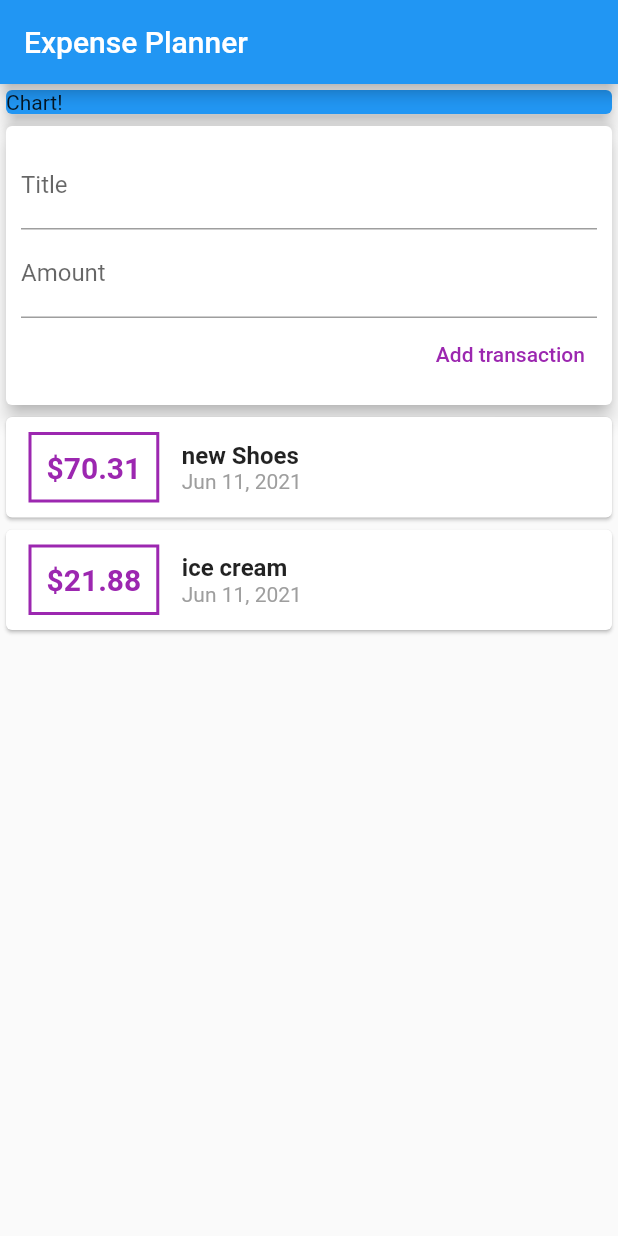
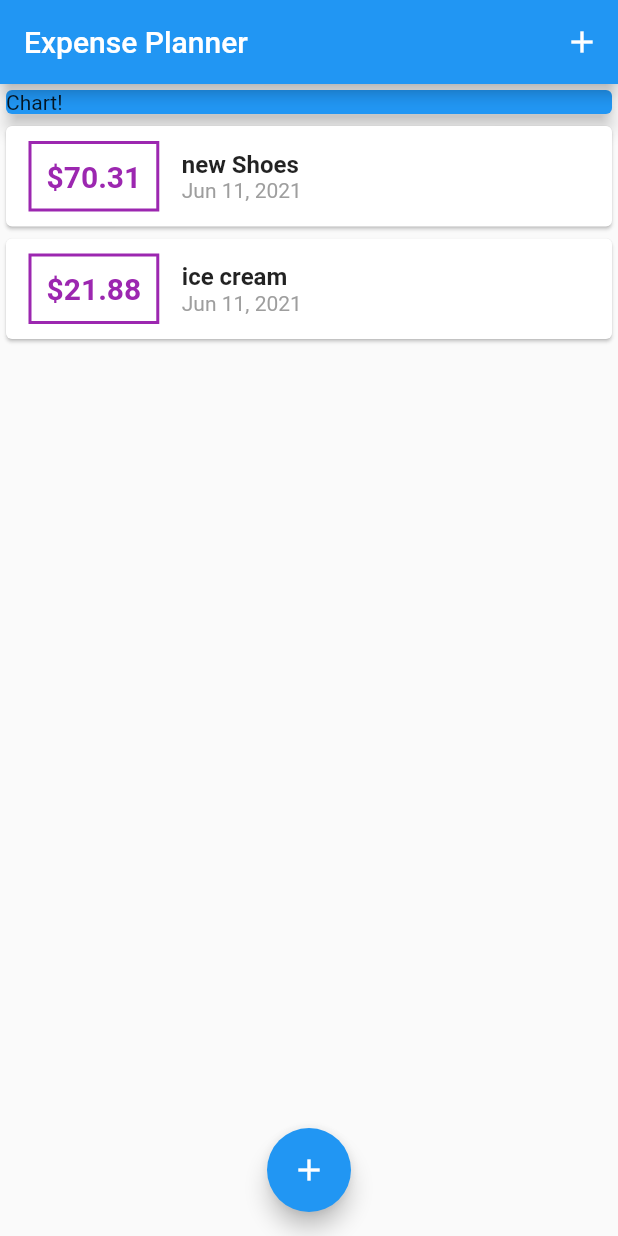
Before and after one commit to jamil-qn/expense-planner-flutter-app, a Flutter app: the screen it shows after launch, on a phone screen of 412 x 824 dp. Run offline on Flutter 3.47's test engine with Material 2 defaults, Android fonts, the phone set to English and light mode, and no system bars.

Commit message:
show transaction input in modal when press add button

```diff
--- a/lib/main.dart
+++ b/lib/main.dart
@@ -1,5 +1,7 @@
 import 'package:flutter/material.dart';
-import './widgets/user_transaction.dart';
+import './widgets/transaction_list.dart';
+import './widgets/new_transaction.dart';
+import './models/transaction.dart';
 
 void main() => runApp(MyApp());
 
@@ -13,17 +15,56 @@ class MyApp extends StatelessWidget {
   }
 }
 
-class MyHomePage extends StatelessWidget {
+class MyHomePage extends StatefulWidget {
   // String titleInput = '';
   // String amountInput = '';
-  final titleController = TextEditingController();
-  final amountController = TextEditingController();
+  @override
+  _MyHomePageState createState() => _MyHomePageState();
+}
+
+class _MyHomePageState extends State<MyHomePage> {
+  final List<Transaction> _usertransactions = [
+    Transaction(
+        id: 't1', title: 'new Shoes', amount: 70.31, date: DateTime.now()),
+    Transaction(
+        id: 't2', title: 'ice cream', amount: 21.876, date: DateTime.now()),
+  ];
+
+  void _addNewTransaction(String txTitle, double txAmount) {
+    final newTx = Transaction(
+        title: txTitle,
+        amount: txAmount,
+        date: DateTime.now(),
+        id: DateTime.now().toString());
+
+    setState(() {
+      _usertransactions.add(newTx);
+    });
+  }
+
+  void _startAddNewTransaction(BuildContext ctx) {
+    showModalBottomSheet(
+        context: ctx,
+        builder: (_) {
+          return GestureDetector(
+            onTap: () {},
+            child: NewTransaction(_addNewTransaction),
+            behavior: HitTestBehavior.opaque,
+          );
+        });
+  }
 
   @override
   Widget build(BuildContext context) {
     return Scaffold(
       appBar: AppBar(
         title: Text('Expense Planner'),
+        actions: [
+          IconButton(
+            onPressed: () => _startAddNewTransaction(context),
+            icon: Icon(Icons.add),
+          )
+        ],
       ),
       body: SingleChildScrollView(
         child: Column(
@@ -38,9 +79,15 @@ class MyHomePage extends StatelessWidget {
                 elevation: 5,
               ),
             ),
-              UserTransaction()
+            TransactionList(_usertransactions)
           ],
         ),
-        ));
+      ),
+      floatingActionButtonLocation: FloatingActionButtonLocation.centerFloat,
+      floatingActionButton: FloatingActionButton(
+        child: Icon(Icons.add),
+        onPressed: () => _startAddNewTransaction(context),
+      ),
+    );
   }
 }
--- a/lib/widgets/new_transaction.dart
+++ b/lib/widgets/new_transaction.dart
@@ -1,11 +1,18 @@
 import 'package:flutter/material.dart';
 
-class NewTransaction extends StatelessWidget {
+class NewTransaction extends StatefulWidget {
   final Function addTx;
-  final titleController = TextEditingController();
-  final amountController = TextEditingController();
 
   NewTransaction(this.addTx);
+
+  @override
+  _NewTransactionState createState() => _NewTransactionState();
+}
+
+class _NewTransactionState extends State<NewTransaction> {
+  final titleController = TextEditingController();
+
+  final amountController = TextEditingController();
 
   void submitData() {
     final enteredTitle = titleController.text;
@@ -14,7 +21,8 @@ class NewTransaction extends StatelessWidget {
       return;
     }
 
-    addTx(enteredTitle, enteredAmount);
+    widget.addTx(enteredTitle, enteredAmount);
+    Navigator.of(context).pop();
   }
 
   @override
--- a/lib/widgets/user_transaction.dart
+++ b/lib/widgets/user_transaction.dart
@@ -9,29 +9,11 @@ class UserTransaction extends StatefulWidget {
 }
 
 class _UserTransactionState extends State<UserTransaction> {
-  final List<Transaction> _usertransactions = [
-    Transaction(
-        id: 't1', title: 'new Shoes', amount: 70.31, date: DateTime.now()),
-    Transaction(
-        id: 't2', title: 'ice cream', amount: 21.876, date: DateTime.now()),
-  ];
-
-  void _addNewTransaction(String txTitle, double txAmount) {
-    final newTx = Transaction(
-        title: txTitle,
-        amount: txAmount,
-        date: DateTime.now(),
-        id: DateTime.now().toString());
-
-        setState(() {
-          _usertransactions.add(newTx);
-        });
-  }
 
   @override
   Widget build(BuildContext context) {
     return Column(
-      children: [NewTransaction(_addNewTransaction), TransactionList(_usertransactions)],
+      // children: [NewTransaction(_addNewTransaction), TransactionList(_usertransactions)],
     );
   }
 }
```
Lines whose indentation alone changed are shown as unchanged.
